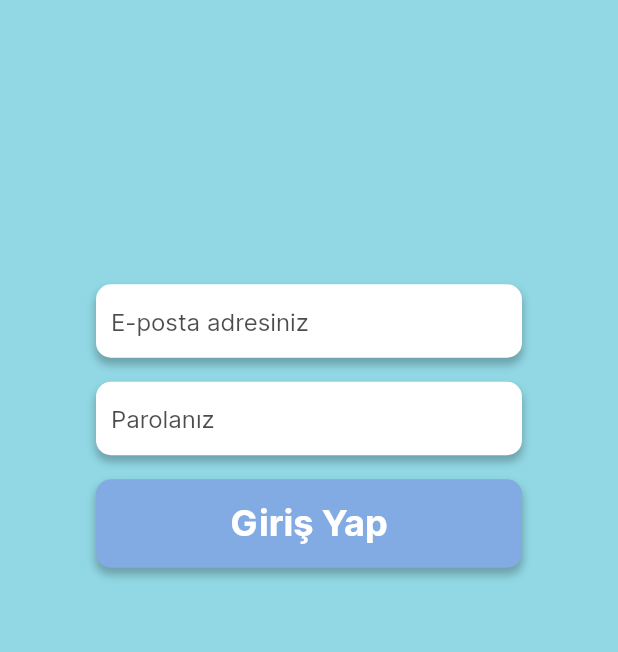
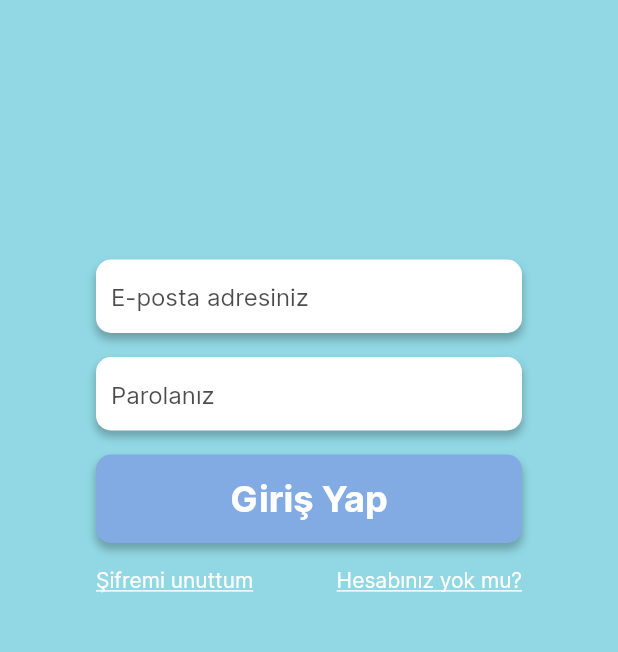
Before and after one commit to hellodoc-omu/mobile, a Flutter app: the screen it shows after launch, on a phone screen of 412 x 824 dp, the part 501-1153 px from its top. Run offline on Flutter 3.47's test engine with Material 2 defaults, Android fonts, the light colour scheme and no system bars.

Commit message:
feat: ButtonedText eklendi

```diff
--- a/lib/screens/login_screen.dart
+++ b/lib/screens/login_screen.dart
@@ -1,5 +1,6 @@
 import 'package:flutter/material.dart';
 import 'package:hellodoc/helpers/variable_breakpoints.dart';
+import 'package:hellodoc/widgets/buttoned_text.dart';
 import 'package:hellodoc/widgets/custom_button.dart';
 import 'package:hellodoc/widgets/logo.dart';
 import 'package:hellodoc/widgets/textbox.dart';
@@ -20,6 +21,14 @@ class _LoginScreen extends State<LoginScreen> {
   @override
   Widget build(BuildContext context) {
     Size size = MediaQuery.of(context).size;
+
+    var bottomTexts = Row(
+      mainAxisAlignment: MainAxisAlignment.spaceBetween,
+      children: [
+        ButtonedText(onTap: () {}, innerText: "Şifremi unuttum"),
+        ButtonedText(onTap: () {}, innerText: "Hesabınız yok mu?"),
+      ],
+    );
 
     var form = Form(
       key: formKey,
@@ -44,6 +53,8 @@ class _LoginScreen extends State<LoginScreen> {
             onTap: () {},
             innerText: "Giriş Yap",
           ),
+          const SizedBox(height: 16),
+          bottomTexts,
         ],
       ),
     );
@@ -51,9 +62,7 @@ class _LoginScreen extends State<LoginScreen> {
     return Scaffold(
       backgroundColor: colors["secondary"],
       body: Center(
-        child: Column(
-          mainAxisAlignment: MainAxisAlignment.center,
-          crossAxisAlignment: CrossAxisAlignment.center,
+        child: ListView(
           children: [
             SizedBox(
               height: size.height / 2,
--- /dev/null
+++ b/lib/widgets/buttoned_text.dart
@@ -0,0 +1,37 @@
+import 'package:flutter/material.dart';
+import 'package:hellodoc/utilities/utilities.dart';
+
+class ButtonedText extends StatefulWidget {
+  const ButtonedText({
+    super.key,
+    required this.onTap,
+    required this.innerText,
+    this.textColor = Colors.white,
+    this.textSize = 14,
+    this.textDecoration = TextDecoration.underline,
+  });
+
+  final Function() onTap;
+  final String innerText;
+
+  final Color textColor;
+  final double textSize;
+  final TextDecoration textDecoration;
+
+  @override
+  State<ButtonedText> createState() => _ButtonedText();
+}
+
+class _ButtonedText extends State<ButtonedText> {
+  @override
+  Widget build(BuildContext context) {
+    var textStyle = TextStyle(
+      color: widget.textColor,
+      fontSize: widget.textSize,
+      decoration: widget.textDecoration,
+    );
+
+    var buttonedText = Text(widget.innerText, style: textStyle);
+    return bindTapEventToWidget(buttonedText, widget.onTap);
+  }
+}
```
